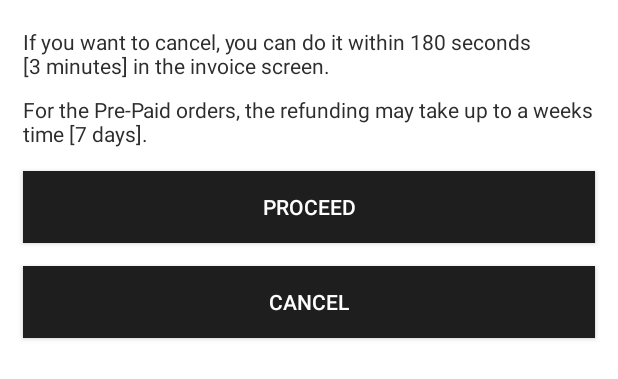
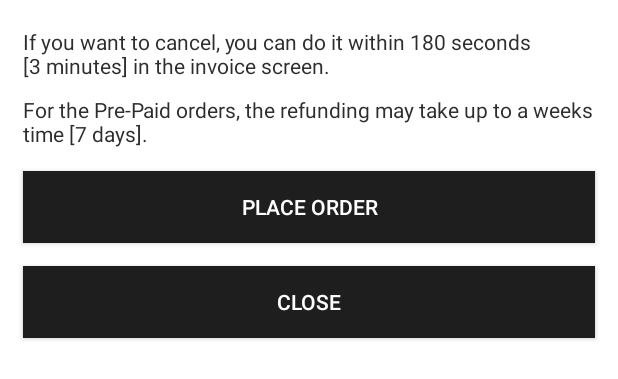
Before and after one commit to appsfinwin/FoodDelivery, an Android app: the layout layout_policy_dialog.xml on its own in the app's theme, with its tools: preview values and no code run, on a phone screen of 412 x 824 dp. Shown: the top 379 px of the screen. Run offline under Robolectric (Android 15) with nearby library versions, the phone set to English and light mode, and no system bars.

Commit message:
leslin Domain change

```diff
--- a/app/build.gradle
+++ b/app/build.gradle
@@ -6,7 +6,7 @@ android {
         applicationId "com.finwin.brahmagiri.fooddelivery"
         minSdkVersion 21
         targetSdkVersion 29
-        versionCode 11
+        versionCode 12
         versionName "1.9"
         testInstrumentationRunner "androidx.test.runner.AndroidJUnitRunner"
     }
--- a/app/src/main/java/com/finwin/brahmagiri/fooddelivery/WebService/APIClient.java
+++ b/app/src/main/java/com/finwin/brahmagiri/fooddelivery/WebService/APIClient.java
@@ -10,8 +10,8 @@ public class APIClient {
  // public  static String baseurl="http://bds.finwintechnologies.com:8069";//production
     private static Retrofit retrofit = null;
 
-    public  static String baseurl="http://45.114.245.117:8069";//production
- //   private static  String baseurl="http://45.114.245.117:7059/";
+   public  static String baseurl="http://45.114.245.117:8069";//production
+  // private static  String baseurl="http://45.114.245.117:7059/";
    /* "http://192.168.0.221:212/"*/
 
   public   static Retrofit getClient() {
--- a/app/src/main/java/com/finwin/brahmagiri/fooddelivery/utilities/Constants.java
+++ b/app/src/main/java/com/finwin/brahmagiri/fooddelivery/utilities/Constants.java
@@ -4,5 +4,5 @@ public class Constants {
   /*public   static String database="test";*/
 
  public static  String database="06july_2020";
-// public static  String database="test";
+ //public static  String database="test";
 }
--- a/app/src/main/res/layout/layout_policy_dialog.xml
+++ b/app/src/main/res/layout/layout_policy_dialog.xml
@@ -52,7 +52,7 @@
 
     <Button
         android:layout_marginTop="15dp"
-        android:text="PROCEED"
+        android:text="PLACE ORDER"
         android:background="#1e1e1e"
 
         android:id="@+id/btn_proceed"
@@ -66,7 +66,7 @@
     </Button>
     <Button
         android:layout_marginTop="15dp"
-        android:text="CANCEL"
+        android:text="CLOSE"
         android:background="#1e1e1e"
         android:id="@+id/btn_cancel"
         android:textColor="#FFF"
--- a/app/src/main/res/values/strings.xml
+++ b/app/src/main/res/values/strings.xml
@@ -1,5 +1,5 @@
 <resources>
-    <string name="app_name">Farmers Trade Market</string>
+    <string name="app_name">FTM ONLINE</string>
     <string name="navigation_drawer_open">Open navigation drawer</string>
     <string name="navigation_drawer_close">Close navigation drawer</string>
     <string name="nav_header_title">Android Studio</string>
```
Also changed, not shown: 29 other files.
